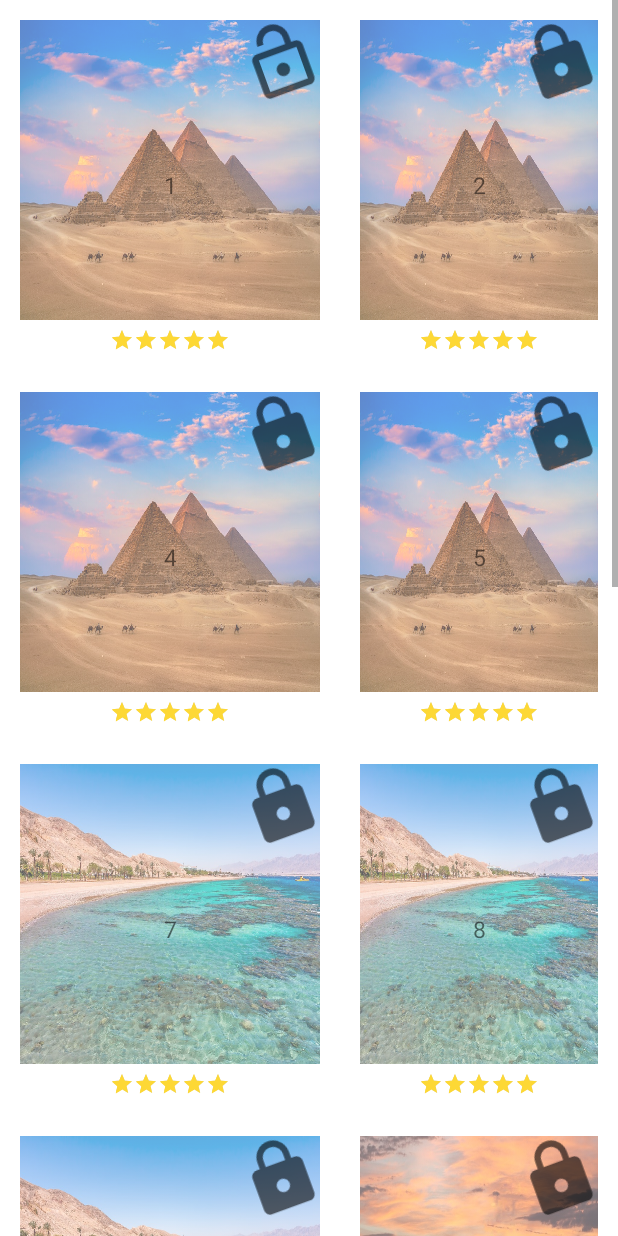
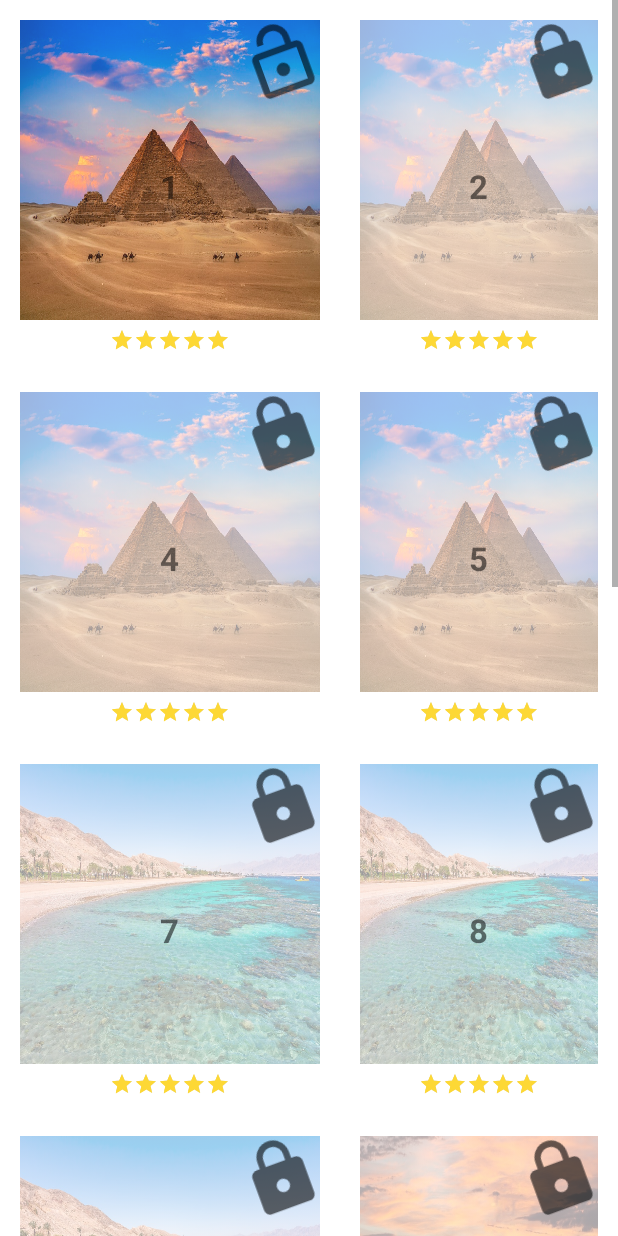
Before and after one commit to C4rm3r/Chickend_V_0.2, an Android app: the screen it shows after launch (AllLevelsOverviewForm), after a tap on "CLICK ME", on a phone screen of 412 x 824 dp. Run offline under Robolectric (Android 15) with nearby library versions, the phone set to English and light mode, and no system bars.

Commit message:
1. Deep design changes

```diff
--- a/app/src/main/java/EMA/chickend/GUI/AllLevelsOverviewForm.java
+++ b/app/src/main/java/EMA/chickend/GUI/AllLevelsOverviewForm.java
@@ -25,7 +25,6 @@ public class AllLevelsOverviewForm extends Activity
     private RelativeLayout              m_RelativeLayout_MainLayout = null;
 
     private List<Level>                 m_AllLevels                 = null;
-    private RelativeLayout[]            m_AllLevelsVisualComponents = null;
 
     @Override
     protected void onCreate(Bundle savedInstanceState)
@@ -35,13 +34,8 @@ public class AllLevelsOverviewForm extends Activity
 
         this.m_RelativeLayout_MainLayout = findViewById(R.id.RelativeLayout_MainLayout);
         this.m_AllLevels = Game.getInstance().getLevels();
-        this.m_AllLevelsVisualComponents = new RelativeLayout[this.m_AllLevels.size()];
 
         embedLevelsAsVisualComponents();
-    }
-
-    private void retrieveAllLevelsData()
-    {
     }
 
     private void embedLevelsAsVisualComponents()
@@ -63,35 +57,10 @@ public class AllLevelsOverviewForm extends Activity
             */
             currentLevel = this.m_AllLevels.get(currentIndex);
 
-            // Dynamically load the suitable id of the current RelativeLayout
-            relativeLayoutId = AppUtils.getIdValueByIdStringName(String.format("id_of_relativelayout_of_level_%d", currentIndex + 1), this);
-
-            // Dynamically load the suitable id of the current ImageView of the theme iamge
-            currentThemeImageViewId = AppUtils.getIdValueByIdStringName(String.format("id_of_imageview_of_level_%d", currentIndex + 1), this);
-
-            // Dynamically load the suitable id of the current ImageView of the lock image
-            currentLockImageViewId = AppUtils.getIdValueByIdStringName(String.format("id_of_lockimageview_of_level_%d", currentIndex + 1), this);
-
-            // Dynamically load the suitable id of the current TextView
-            currentTextViewId = AppUtils.getIdValueByIdStringName(String.format("id_of_textview_of_level_%d", currentIndex + 1), this);
-
-            // Dynamically load the suitable id of the current RatingBar
-            currentRatingBarId = AppUtils.getIdValueByIdStringName(String.format("id_of_ratingbar_of_level_%d", currentIndex + 1), this);
-
             layoutParams = new RelativeLayout.LayoutParams(ViewGroup.LayoutParams.WRAP_CONTENT, ViewGroup.LayoutParams.WRAP_CONTENT);
             layoutParams.setMargins(20, 20, 20, 20);
 
-            visualComponentOfTheCurrentLevel = getVisualComponentOfLevelObject(
-                    currentLevel.getLevelNumber(),
-                    currentLevel.getTheme(),
-                    currentThemeImageViewId,
-                    currentRatingBarId,
-                    relativeLayoutId,
-                    currentLockImageViewId,
-                    currentLevel.getLevelLockImage(),
-                    currentTextViewId);
-
-            this.m_AllLevelsVisualComponents[currentIndex] = visualComponentOfTheCurrentLevel;
+            visualComponentOfTheCurrentLevel = currentLevel.getVisualComponentOfLevelObject(this);
 
             /*
             00  01  02
@@ -105,12 +74,12 @@ public class AllLevelsOverviewForm extends Activity
 
             if (currentIndex >= 3)
             {
-                layoutParams.addRule(RelativeLayout.BELOW, this.m_AllLevelsVisualComponents[currentIndex - 3].getId());
+                layoutParams.addRule(RelativeLayout.BELOW, Game.getInstance().getLevels().get(currentIndex - 3).getVisualComponent().getId());
             }
 
             if (currentIndex % 3 != 0)
             {
-                layoutParams.addRule(RelativeLayout.RIGHT_OF, this.m_AllLevelsVisualComponents[currentIndex - 1].getId());
+                layoutParams.addRule(RelativeLayout.RIGHT_OF, Game.getInstance().getLevels().get(currentIndex - 1).getVisualComponent().getId());
             }
 
             /*
@@ -130,7 +99,7 @@ public class AllLevelsOverviewForm extends Activity
 
                     int levelNumber = Integer.valueOf(currentTextView.getText().toString());
                     int levelIndex = levelNumber - 1;
-                    Level currentLevelWhichShouldBePlayed = AllLevelsOverviewForm.this.m_AllLevels.get(levelIndex);
+                    Level currentLevelWhichShouldBePlayed = Game.getInstance().getLevels().get(levelIndex);
 
                     // If the current level is still locked
                     if (currentLevelWhichShouldBePlayed.isLocked() == true)
@@ -140,7 +109,7 @@ public class AllLevelsOverviewForm extends Activity
                     else
                     {
                         Intent intent = new Intent(AllLevelsOverviewForm.this, PlayLevelActivity.class);
-                        intent.putExtra("Level", currentLevelWhichShouldBePlayed);
+                        intent.putExtra("Level", levelNumber);
                         startActivity(intent);
                     }
                 }
@@ -148,6 +117,8 @@ public class AllLevelsOverviewForm extends Activity
 
             this.m_RelativeLayout_MainLayout.addView(visualComponentOfTheCurrentLevel, layoutParams);
         }
+
+        Game.getInstance().getLevels().get(0).setImageAlpha();
     }
 
     @Override
@@ -170,78 +141,4 @@ public class AllLevelsOverviewForm extends Activity
     {
         // this.m_AllLevelsVisualComponents[levelIndex]
     }
-
-    public RelativeLayout getVisualComponentOfLevelObject(int levelNumber, int backgorundImageId,
-                                                          int currentThemeImageViewId,
-                                                          int currentRatingBarId, int currentRelativeLayoutId,
-                                                          int currentLockerImageViewId,
-                                                          int lockerImageId,
-                                                          int currentLevelNumberTextViewId){
-        /**
-         * @param: level
-         *
-         * */
-        /*relative layout*/
-        RelativeLayout levelContainer = new RelativeLayout(AllLevelsOverviewForm.this);
-        levelContainer.setId(currentRelativeLayoutId);
-
-        /* image background */
-        ImageView imageBackground = new ImageView(AllLevelsOverviewForm.this);
-        imageBackground.setId(currentThemeImageViewId);
-        int dp300 = AppUtils.ConvertPixelsToDPs(this.getResources(),300);
-        RelativeLayout.LayoutParams imageBackgroundParams = new RelativeLayout.LayoutParams(dp300,dp300);
-        imageBackground.setLayoutParams(imageBackgroundParams);
-        imageBackground.setImageResource(backgorundImageId);
-        // set the pictures to fit the layout dimensions
-        imageBackground.setScaleType(ImageView.ScaleType.FIT_XY);
-        imageBackground.setImageAlpha(160);
-
-        /* rating bar */
-        RatingBar ratingBar = new RatingBar(new ContextThemeWrapper(this,R.style.ratingBar),null ,R.style.ratingBar);
-        ratingBar.setId(currentRatingBarId);
-        RelativeLayout.LayoutParams ratingBarParams = new RelativeLayout.LayoutParams(
-                RelativeLayout.LayoutParams.WRAP_CONTENT,
-                RelativeLayout.LayoutParams.WRAP_CONTENT);
-        ratingBarParams.addRule(RelativeLayout.BELOW,currentThemeImageViewId);
-        ratingBarParams.addRule(RelativeLayout.CENTER_HORIZONTAL);
-        int dp8 = AppUtils.ConvertPixelsToDPs(this.getResources(), 8);
-        ratingBarParams.setMargins(0,dp8,0,0);
-        ratingBar.setLayoutParams(ratingBarParams);
-        ratingBar.setNumStars(5);
-
-        // TODO: change this to the real number of stars
-        ratingBar.setRating(5);
-
-        /*text view level number*/
-        TextView textView = new TextView(AllLevelsOverviewForm.this);
-        RelativeLayout.LayoutParams textViewParams = new RelativeLayout.LayoutParams(
-                RelativeLayout.LayoutParams.WRAP_CONTENT,
-                RelativeLayout.LayoutParams.WRAP_CONTENT);
-        textViewParams.addRule(RelativeLayout.CENTER_HORIZONTAL);
-        textViewParams.addRule(RelativeLayout.CENTER_VERTICAL);
-        textView.setLayoutParams(textViewParams);
-        textView.setId(currentLevelNumberTextViewId);
-        textView.setText(levelNumber+"");
-        int dp10 = AppUtils.ConvertDPsToPixels(this.getResources(),10);
-        textView.setTextSize(dp10);
-
-
-        /*image lock*/
-        ImageView imageLock = new ImageView(AllLevelsOverviewForm.this);
-        imageLock.setId(currentLockerImageViewId);
-        imageLock.setImageResource(lockerImageId);
-        int dp80 = AppUtils.ConvertPixelsToDPs(this.getResources(),80);
-        RelativeLayout.LayoutParams imageLockParams = new RelativeLayout.LayoutParams(dp80,dp80);
-        imageLockParams.addRule(RelativeLayout.ALIGN_TOP);
-        imageLockParams.addRule(RelativeLayout.ALIGN_RIGHT,currentThemeImageViewId);
-        imageLock.setLayoutParams(imageLockParams);
-        imageLock.setRotation(340);
-
-        levelContainer.addView(imageBackground);
-        levelContainer.addView(imageLock);
-        levelContainer.addView(ratingBar);
-        levelContainer.addView(textView);
-
-        return levelContainer;
-    }
 }
--- a/app/src/main/java/EMA/chickend/Logic/Classes/Level.java
+++ b/app/src/main/java/EMA/chickend/Logic/Classes/Level.java
@@ -1,44 +1,29 @@
 package EMA.chickend.Logic.Classes;
 
 import android.content.Context;
+import android.graphics.Typeface;
+import android.view.ContextThemeWrapper;
+import android.widget.ImageView;
+import android.widget.RatingBar;
+import android.widget.RelativeLayout;
+import android.widget.TextView;
 
 import java.io.Serializable;
-import java.util.ArrayList;
 import java.util.List;
 import java.util.Random;
 
 import EMA.chickend.GUI.AllLevelsOverviewForm;
-import EMA.chickend.Logic.Classes.Matan.PlayLevelActivity;
-import EMA.chickend.Logic.Interfaces.ILevel;
-import EMA.chickend.MainActivity;
 import EMA.chickend.R;
 
-/**
- * The level class represents a stage in the game
- * Each stage has different difficulty levels.
- */
-public class Level implements ILevel, Serializable {
-    private int levelNumber;
-    private boolean isLocked;
-    private int numberOfLives;
+public class Level implements Serializable {
+
+    private LogicLevel m_CurrentLogicLevel = null;
     private Chicken[] chickens;
-    private int theme;
-    private int lockPhotoId;
+    private RelativeLayout m_VisualComponentOfCurrentLevel = null;
 
-    /**
-     * public Level()
-     *     Purpose: c'tor of the level class
-     * @param levelNumber this object represents the level number.
-     * @param isLocked
-     * @param numberOfLives this object represents the number of lives the player have in the level.
-     * @param theme
-     */
-    public Level(int levelNumber, boolean isLocked, int numberOfLives, int theme) {
-        this.levelNumber = levelNumber;
-        this.setIsLocked(isLocked);
-        this.numberOfLives = numberOfLives;
-        this.chickens = chickens;
-        this.theme = theme;
+    public Level(int levelNumber, boolean isLocked, int numberOfLives, int theme)
+    {
+        this.m_CurrentLogicLevel = new LogicLevel(levelNumber, isLocked, numberOfLives, theme);
     }
 
     public List<Chicken> generateChickens(Context i_Context)
@@ -48,21 +33,33 @@ public class Level implements ILevel, Serializable {
         int currentChickenTypeIndex;
         String currentChickenType;
 
-        if (this.getLevelNumber() < 5)
+        switch (this.m_CurrentLogicLevel.getLevelNumber())
+        {
+            case 1:
+            case 2:
+            case 3:
+                break;
+        }
+
+        if (1 <= this.m_CurrentLogicLevel.getLevelNumber() && this.m_CurrentLogicLevel.getLevelNumber() < 3)
         {
             set = new String[]{"Chick"};
         }
-        else if (5 < this.getLevelNumber() && this.getLevelNumber() < 10)
+        else if (4 <= this.m_CurrentLogicLevel.getLevelNumber() && this.m_CurrentLogicLevel.getLevelNumber() <= 6)
         {
             set = new String[]{"Chick", "RegularChicken"};
         }
-        else if (10 < this.getLevelNumber() && this.getLevelNumber() < 15)
+        else if (7 <= this.m_CurrentLogicLevel.getLevelNumber() && this.m_CurrentLogicLevel.getLevelNumber() <= 9)
         {
             set = new String[]{"Chick", "RegularChicken", "MotherChicken"};
         }
-        else if (15 < this.getLevelNumber() && this.getLevelNumber() < 20)
+        else if (10 <= this.m_CurrentLogicLevel.getLevelNumber() && this.m_CurrentLogicLevel.getLevelNumber() <= 12)
         {
             set = new String[]{"Chick", "RegularChicken", "MotherChicken", "CrazyChicken"};
+        }
+        else if (12 < this.m_CurrentLogicLevel.getLevelNumber())
+        {
+            set = new String[]{"Chick", "RegularChicken", "MotherChicken", "CrazyChicken", "CovidChicken"};
         }
 
         this.chickens = new Chicken[2]; // this.getLevelNumber()*10 + 20];
@@ -99,73 +96,158 @@ public class Level implements ILevel, Serializable {
         return null;
     }
 
-    public int getNumberOfLives() {
-        return numberOfLives;
-    }
-
-    public void setNumberOfLives(int numberOfLives) {
-        this.numberOfLives = numberOfLives;
-    }
-
     public int getLevelNumber() {
-        return levelNumber;
-    }
-
-    public void setLevelNumber(int levelNumber) {
-        this.levelNumber = levelNumber;
+        return this.m_CurrentLogicLevel.getLevelNumber();
     }
 
     public Chicken[] getChickens() {
         return chickens;
     }
 
+    public boolean isLocked()
+    {
+        return this.m_CurrentLogicLevel.isLocked();
+    }
+
+    // TODO: handle lastly..
     public void setIsLocked(boolean newLevelLockState)
     {
-        this.isLocked = newLevelLockState;
+        this.m_CurrentLogicLevel.setIsLocked(newLevelLockState);
 
-        if (this.isLocked == true)
+        if (this.m_VisualComponentOfCurrentLevel != null)
         {
-            this.lockPhotoId = R.drawable.ic_baseline_lock_24;
-        }
-        else
-        {
-            this.lockPhotoId = R.drawable.ic_baseline_unlock_24;
+            ((ImageView) this.m_VisualComponentOfCurrentLevel.getChildAt(1)).setImageResource(this.getLevelLockImage());
+            this.setImageAlpha();
+            this.m_VisualComponentOfCurrentLevel.invalidate();
         }
     }
 
-    public boolean isLocked()
+    public void setNumberOfLives(int numberOfLives)
     {
-        return this.isLocked;
+        this.m_CurrentLogicLevel.setNumberOfLives(numberOfLives);
+
+        if (this.m_VisualComponentOfCurrentLevel != null)
+        {
+            ((RatingBar) this.m_VisualComponentOfCurrentLevel.getChildAt(2)).setNumStars(numberOfLives);
+            this.m_VisualComponentOfCurrentLevel.invalidate();
+        }
+    }
+
+    public void setImageAlpha()
+    {
+        // If the level is open
+        if (this.m_CurrentLogicLevel.isLocked() == false)
+        {
+            ((ImageView)this.m_VisualComponentOfCurrentLevel.getChildAt(0)).setImageAlpha(230);
+        }
     }
 
     public int getLevelLockImage()
     {
-        return this.lockPhotoId;
+        if (this.m_CurrentLogicLevel.isLocked() == true)
+        {
+            return R.drawable.ic_baseline_lock_24;
+        }
+        else
+        {
+            return R.drawable.ic_baseline_unlock_24;
+        }
     }
 
     public int getTheme()
     {
-        return this.theme;
+        return this.m_CurrentLogicLevel.getTheme();
     }
 
-    public void setTheme(int newTheme)
+    public RelativeLayout getVisualComponentOfLevelObject(Context i_Context)
     {
-        this.theme = newTheme;
+        // Dynamically load the suitable id of the current RelativeLayout
+        int currentRelativeLayoutId = AppUtils.getIdValueByIdStringName(String.format("id_of_relativelayout_of_level_%d", this.getLevelNumber()), i_Context);
+
+        // Dynamically load the suitable id of the current ImageView of the theme iamge
+        int currentThemeImageViewId = AppUtils.getIdValueByIdStringName(String.format("id_of_imageview_of_level_%d", this.getLevelNumber()), i_Context);
+
+        // Dynamically load the suitable id of the current ImageView of the lock image
+        int currentLockerImageViewId = AppUtils.getIdValueByIdStringName(String.format("id_of_lockimageview_of_level_%d", this.getLevelNumber()), i_Context);
+
+        // Dynamically load the suitable id of the current TextView
+        int currentTextViewId = AppUtils.getIdValueByIdStringName(String.format("id_of_textview_of_level_%d", this.getLevelNumber()), i_Context);
+
+        // Dynamically load the suitable id of the current RatingBar
+        int currentRatingBarId = AppUtils.getIdValueByIdStringName(String.format("id_of_ratingbar_of_level_%d", this.getLevelNumber()), i_Context);
+
+        /*relative layout*/
+        this.m_VisualComponentOfCurrentLevel = new RelativeLayout(i_Context);
+        this.m_VisualComponentOfCurrentLevel.setId(currentRelativeLayoutId);
+
+        /* image background */
+        ImageView imageBackground = new ImageView(i_Context);
+        imageBackground.setId(currentThemeImageViewId);
+        int dp300 = AppUtils.ConvertPixelsToDPs(i_Context.getResources(),300);
+        RelativeLayout.LayoutParams imageBackgroundParams = new RelativeLayout.LayoutParams(dp300,dp300);
+        imageBackground.setLayoutParams(imageBackgroundParams);
+        imageBackground.setImageResource(this.getTheme());
+        // set the pictures to fit the layout dimensions
+        imageBackground.setScaleType(ImageView.ScaleType.FIT_XY);
+        imageBackground.setImageAlpha(100);
+
+        /* rating bar */
+        RatingBar ratingBar = new RatingBar(new ContextThemeWrapper(i_Context,R.style.ratingBar),null ,R.style.ratingBar);
+        ratingBar.setId(currentRatingBarId);
+        RelativeLayout.LayoutParams ratingBarParams = new RelativeLayout.LayoutParams(
+                RelativeLayout.LayoutParams.WRAP_CONTENT,
+                RelativeLayout.LayoutParams.WRAP_CONTENT);
+        ratingBarParams.addRule(RelativeLayout.BELOW,currentThemeImageViewId);
+        ratingBarParams.addRule(RelativeLayout.CENTER_HORIZONTAL);
+        int dp8 = AppUtils.ConvertPixelsToDPs(i_Context.getResources(), 8);
+        ratingBarParams.setMargins(0,dp8,0,0);
+        ratingBar.setLayoutParams(ratingBarParams);
+        ratingBar.setNumStars(5);
+
+        // TODO: change this to the real number of stars
+        ratingBar.setRating(5);
+
+        /*text view level number*/
+        TextView textView = new TextView(i_Context);
+        RelativeLayout.LayoutParams textViewParams = new RelativeLayout.LayoutParams(
+                RelativeLayout.LayoutParams.WRAP_CONTENT,
+                RelativeLayout.LayoutParams.WRAP_CONTENT);
+        textViewParams.addRule(RelativeLayout.CENTER_HORIZONTAL);
+        textViewParams.addRule(RelativeLayout.CENTER_VERTICAL);
+        textView.setLayoutParams(textViewParams);
+        textView.setId(currentTextViewId);
+        textView.setText(this.getLevelNumber() + "");
+        textView.setTypeface(Typeface.SANS_SERIF, Typeface.BOLD);
+        int dp10 = AppUtils.ConvertDPsToPixels(i_Context.getResources(),15);
+        textView.setTextSize(dp10);
+
+
+        /*image lock*/
+        ImageView imageLock = new ImageView(i_Context);
+        imageLock.setId(currentLockerImageViewId);
+        imageLock.setImageResource(this.getLevelLockImage());
+        int dp80 = AppUtils.ConvertPixelsToDPs(i_Context.getResources(),80);
+        RelativeLayout.LayoutParams imageLockParams = new RelativeLayout.LayoutParams(dp80,dp80);
+        imageLockParams.addRule(RelativeLayout.ALIGN_TOP);
+        imageLockParams.addRule(RelativeLayout.ALIGN_RIGHT,currentThemeImageViewId);
+        imageLock.setLayoutParams(imageLockParams);
+        imageLock.setRotation(340);
+
+        this.m_VisualComponentOfCurrentLevel.addView(imageBackground);
+        this.m_VisualComponentOfCurrentLevel.addView(imageLock);
+        this.m_VisualComponentOfCurrentLevel.addView(ratingBar);
+        this.m_VisualComponentOfCurrentLevel.addView(textView);
+
+        return this.m_VisualComponentOfCurrentLevel;
     }
 
-    /**
-     * This method start the level the user selected.
-     */
-    @Override
-    public void PlayGame() {
-
+    public RelativeLayout getVisualComponent()
+    {
+        return this.m_VisualComponentOfCurrentLevel;
     }
 
-    /**
-     * This method return to the main menu of the game.
-     */
-    @Override
-    public void ExitGame() {
-
+    public LogicLevel getLogicLevel()
+    {
+        return this.m_CurrentLogicLevel;
     }
 }
--- /dev/null
+++ b/app/src/main/java/EMA/chickend/Logic/Classes/LogicLevel.java
@@ -0,0 +1,77 @@
+package EMA.chickend.Logic.Classes;
+
+import android.content.Context;
+
+import java.io.Serializable;
+import java.util.ArrayList;
+import java.util.List;
+import java.util.Random;
+
+import EMA.chickend.GUI.AllLevelsOverviewForm;
+import EMA.chickend.Logic.Classes.Matan.PlayLevelActivity;
+import EMA.chickend.Logic.Interfaces.ILevel;
+import EMA.chickend.MainActivity;
+import EMA.chickend.R;
+
+/**
+ * The level class represents a stage in the game
+ * Each stage has different difficulty levels.
+ */
+public class LogicLevel implements Serializable {
+    private int levelNumber;
+    private boolean isLocked;
+    private int numberOfLives;
+    private int theme;
+    private int lockPhotoId;
+
+    /**
+     * public Level()
+     *     Purpose: c'tor of the level class
+     * @param levelNumber this object represents the level number.
+     * @param isLocked
+     * @param numberOfLives this object represents the number of lives the player have in the level.
+     * @param theme
+     */
+    public LogicLevel(int levelNumber, boolean isLocked, int numberOfLives, int theme) {
+        this.levelNumber = levelNumber;
+        this.setIsLocked(isLocked);
+        this.numberOfLives = numberOfLives;
+        this.theme = theme;
+    }
+
+    public int getNumberOfLives() {
+        return numberOfLives;
+    }
+
+    public void setNumberOfLives(int numberOfLives) {
+        this.numberOfLives = numberOfLives;
+    }
+
+    public int getLevelNumber() {
+        return levelNumber;
+    }
+
+    public void setLevelNumber(int levelNumber) {
+        this.levelNumber = levelNumber;
+    }
+
+    public void setIsLocked(boolean newLevelLockState)
+    {
+        this.isLocked = newLevelLockState;
+    }
+
+    public boolean isLocked()
+    {
+        return this.isLocked;
+    }
+
+    public int getTheme()
+    {
+        return this.theme;
+    }
+
+    public void setTheme(int newTheme)
+    {
+        this.theme = newTheme;
+    }
+}
--- a/app/src/main/java/EMA/chickend/Logic/Classes/Matan/PlayLevelActivity.java
+++ b/app/src/main/java/EMA/chickend/Logic/Classes/Matan/PlayLevelActivity.java
@@ -7,6 +7,8 @@ import android.app.AlertDialog;
 import android.content.Context;
 import android.content.DialogInterface;
 import android.content.SharedPreferences;
+import android.graphics.drawable.Drawable;
+import android.media.Rating;
 import android.os.AsyncTask;
 import android.os.Bundle;
 import android.os.Handler;
@@ -17,6 +19,8 @@ import android.view.animation.Animation;
 import android.view.animation.AnimationUtils;
 import android.widget.Button;
 import android.widget.ImageView;
+import android.widget.RatingBar;
+import android.widget.RelativeLayout;
 import android.widget.Toast;
 
 import java.util.ArrayList;
@@ -25,6 +29,7 @@ import java.util.List;
 import java.util.Random;
 
 import EMA.chickend.GUI.AllLevelsOverviewForm;
+import EMA.chickend.Logic.Classes.AppUtils;
 import EMA.chickend.Logic.Classes.Chicken;
 import EMA.chickend.Logic.Classes.Game;
 import EMA.chickend.Logic.Classes.Level;
@@ -84,9 +89,7 @@ public class PlayLevelActivity extends AppCompatActivity implements ChickenListe
         m_HeartImages.add((ImageView) findViewById(R.id.heart5));
 
         // Get the level from the bundle of activity's parameters
-
-        this.m_Level = (Level)getIntent().getSerializableExtra("Level");
-        // this.m_Level = (Level)savedInstanceState.getSerializable("Level");
+        this.m_Level = Game.getInstance().getLevels().get(getIntent().getIntExtra("Level", 0) - 1);
         this.m_Level.generateChickens(this);
 
         try {
@@ -112,7 +115,6 @@ public class PlayLevelActivity extends AppCompatActivity implements ChickenListe
         {
             Toast.makeText(this, exception.toString(), Toast.LENGTH_LONG).show();
         }
-
     }
 
     private void resetHearts()
@@ -123,7 +125,7 @@ public class PlayLevelActivity extends AppCompatActivity implements ChickenListe
         }
     }
 
-    //initialize the hearts for the game and start the level again.
+    // Initialize the hearts for the game and start the level again.
     private void startLevelAgain()
     {
         this.resetHearts();
@@ -148,12 +150,9 @@ public class PlayLevelActivity extends AppCompatActivity implements ChickenListe
     // set the background, animation and other variables and start launching balloons according to lvl
     private void startLevel()
     {
-        /*
-        if (this.dialog != null)
-        {
-            this.dialog.
-        }
-        */
+        RelativeLayout layout = (RelativeLayout)findViewById(R.id.PlayLevelActivity);
+        layout.setBackgroundResource(this.m_Level.getTheme());
+        layout.invalidate();
 
         this.resetHearts();
         chickensLaunched = 0;
@@ -183,6 +182,8 @@ public class PlayLevelActivity extends AppCompatActivity implements ChickenListe
             Yes - go to the next level
             No  - go to the AllLevelsOverviewForm
         */
+
+        this.m_Level.setNumberOfLives(this.NUMBER_OF_HEARTS - this.m_HeartUsed);
 
         // Unlock the next level - LOGICALLY && GRAPHICALLY
         Level nextLevel = Game.getInstance().getLevels().get(this.m_Level.getLevelNumber());
```
